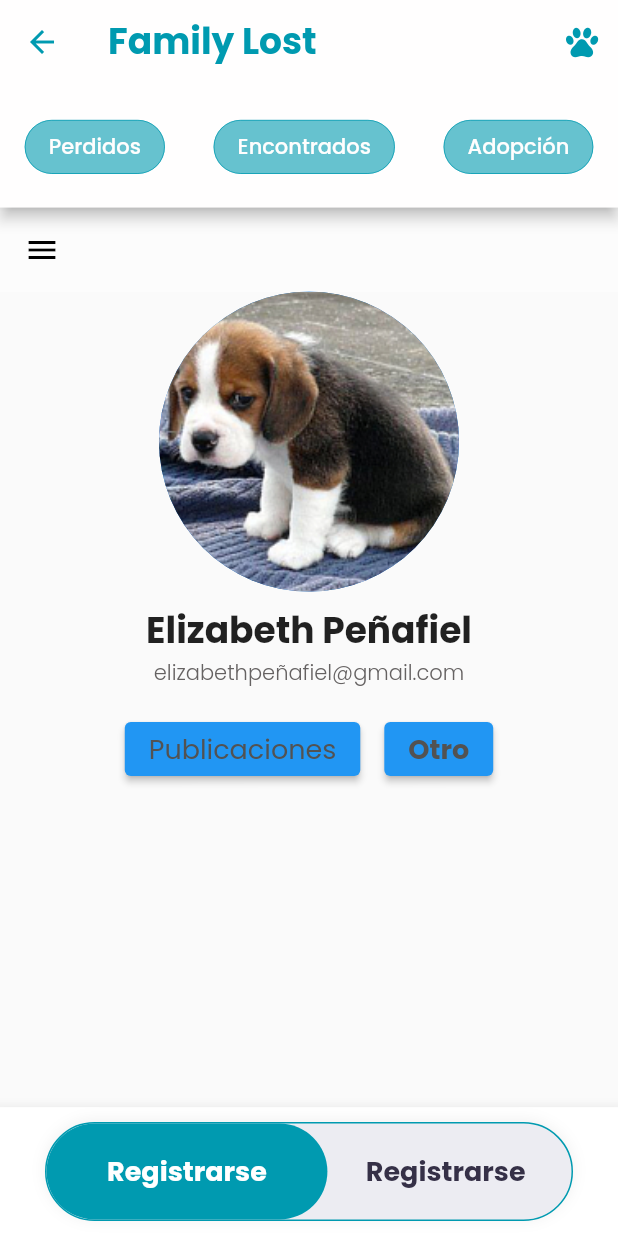
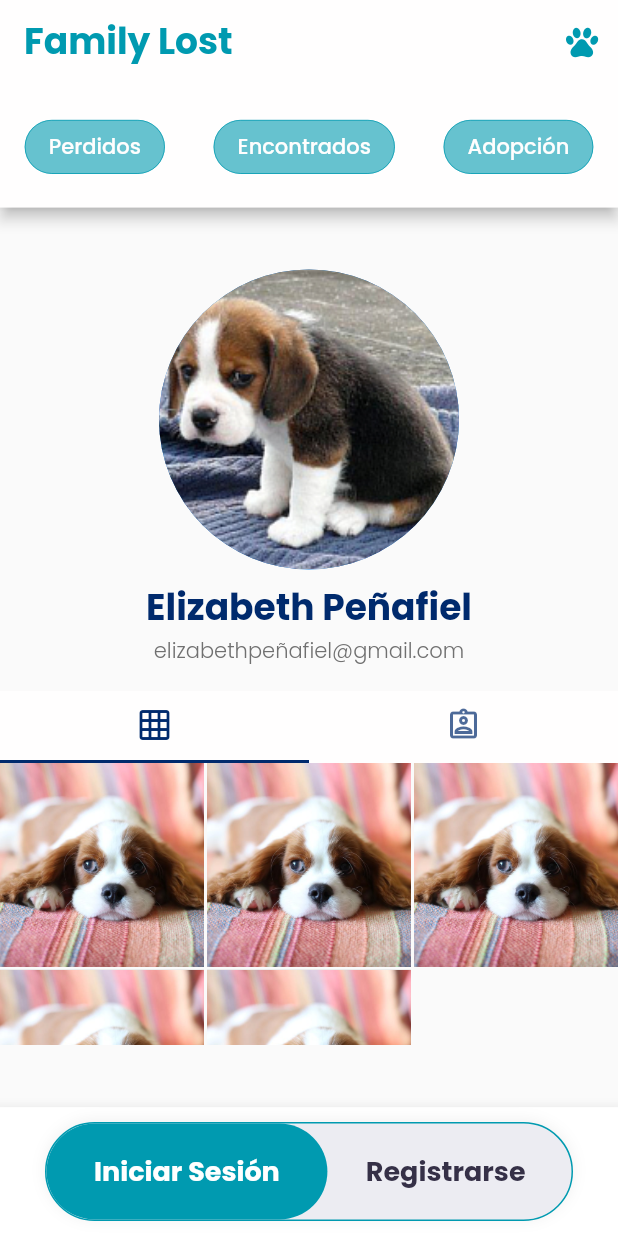
Before and after one commit to lduchi/Front-Family_Lost-FAAN, a Flutter app: the MainWrapper screen opened directly, swiped to page 4, on a phone screen of 412 x 824 dp. Run offline on Flutter 3.47's test engine with Material 2 defaults, Android fonts, the light colour scheme and no system bars; our stand-ins replace flutter_bloc, fluttertoast, google_fonts, iconly, image_picker, lottie; missing offline and left inert: material_dialogs; project files that could hold a hidden picture were left out.

Commit message:
UI changes
* TopBar - > Conditional
* New Profile View
* Menu -> Conditional
* New Color - Strings
*** TODO: Consume API for Profile

Co-Authored-By: LeninCrdva <56852007+LeninCrdva@users.noreply.github.com>

```diff
--- a/lib/pages/profile_page.dart
+++ b/lib/pages/profile_page.dart
@@ -1,32 +1,26 @@
+import 'package:familylost_faan/utilities/AssetManager/asset_manager.dart';
 import 'package:flutter/material.dart';
-import 'package:familylost_faan/profile/Menu_profile.dart';
 import 'package:familylost_faan/utilities/Colors/app_colors.dart';
-import 'package:familylost_faan/utilities/Fonts/app_fonts.dart'; // Importa la clase AppFonts
+import 'package:familylost_faan/utilities/Fonts/app_fonts.dart';
 
-class ProfilePage extends StatelessWidget {
+class ProfilePage extends StatefulWidget {
   const ProfilePage({Key? key}) : super(key: key);
 
   @override
+  _ProfilePageState createState() => _ProfilePageState();
+}
+
+class _ProfilePageState extends State<ProfilePage> {
+  @override
   Widget build(BuildContext context) {
-    final GlobalKey<ScaffoldState> _scaffoldKey = GlobalKey<ScaffoldState>();
-
+    var _deviceHeight = MediaQuery.of(context).size.height;
+    var _deviceWidth = MediaQuery.of(context).size.width;
     return Scaffold(
-      key: _scaffoldKey,
-      appBar: AppBar(
-        backgroundColor: Color.fromARGB(127, 255, 255, 255),
-        foregroundColor: Color.fromARGB(255, 0, 0, 0),
-        leading: IconButton(
-          icon: Icon(Icons.menu),
-          onPressed: () {
-            _scaffoldKey.currentState!.openDrawer();
-          },
-        ),
-        elevation: 0,
-        shadowColor: Colors.transparent,
-      ),
-      drawer: MenuProfile(),
-      body: Padding(
-        padding: const EdgeInsets.symmetric(horizontal: 20),
+      body: Container(
+        height: _deviceHeight,
+        width: _deviceWidth,
+        child: Padding(
+          padding: EdgeInsets.symmetric(vertical: _deviceHeight * 0.05),
           child: SingleChildScrollView(
             child: Center(
               child: Column(
@@ -42,6 +36,7 @@ class ProfilePage extends StatelessWidget {
                     'Elizabeth Peñafiel',
                     style: AppFonts.title.copyWith(
                       fontSize: 24,
+                      color: AppColors.activeBlueColor,
                       fontWeight: FontWeight.bold,
                     ),
                   ),
@@ -49,48 +44,84 @@ class ProfilePage extends StatelessWidget {
                     'elizabethpeñafiel@gmail.com',
                     style: AppFonts.caption.copyWith(
                       fontSize: 14,
-                    color: const Color.fromARGB(255, 101, 98, 98),
+                      color: AppColors.secondaryColor,
                     ),
                   ),
                   SizedBox(height: 16),
-                Row(
-                  mainAxisAlignment: MainAxisAlignment.center,
-                  children: [
-                    ElevatedButton(
-                      onPressed: () {
-                        // Implementar acción para 'Publicaciones'
-                      },
-                      child: Text(
-                        'Publicaciones',
-                        style: AppFonts.button.copyWith(
-                          fontSize: 18,
-                          fontWeight: FontWeight.normal,
-                          color: Color.fromARGB(255, 82, 82, 82),
-                        ),
-                      ),
-                    ),
-                    SizedBox(width: 16),
-                    ElevatedButton(
-                      onPressed: () {
-                        // Implementar acción para 'Otro'
-                      },
-                      child: Text(
-                        'Otro',
-                        style: AppFonts.button.copyWith(
-                          fontSize: 18,
-                          fontWeight: FontWeight.bold,
-                          color: Color.fromARGB(255, 82, 82, 82),
-                        ),
-                      ),
-                    ),
+                  _profileTabBar(context),
                 ],
               ),
-                SizedBox(height: 16),
-              ],
             ),
           ),
         ),
       ),
     );
   }
+
+  DefaultTabController _profileTabBar(BuildContext context) {
+    return DefaultTabController(
+      length: 2,
+      child: Column(
+        children: [
+          Container(
+            color: AppColors.secondaryMainColor,
+            child: const TabBar(
+              labelColor: AppColors.activeBlueColor,
+              indicatorColor: AppColors.activeBlueColor,
+              tabs: [
+                Tab(
+                  icon: Icon(Icons.grid_on),
+                ),
+                Tab(
+                  icon: Icon(Icons.assignment_ind_outlined),
+                ),
+              ],
+            ),
+          ),
+          SizedBox(
+            height: MediaQuery.of(context).size.height * 0.7,
+            child: const TabBarView(
+              children: [
+                _ProfileGridView(),
+                _ProfileGridView(),
+              ],
+            ),
+          ),
+        ],
+      ),
+    );
   }
+}
+
+class _ProfileGridView extends StatefulWidget {
+  const _ProfileGridView({Key? key}) : super(key: key);
+
+  @override
+  __ProfileGridViewState createState() => __ProfileGridViewState();
+}
+
+class __ProfileGridViewState extends State<_ProfileGridView> {
+  @override
+  Widget build(BuildContext context) {
+    return GridView.builder(
+      padding: EdgeInsets.zero,
+      physics: const ClampingScrollPhysics(),
+      gridDelegate: const SliverGridDelegateWithFixedCrossAxisCount(
+        crossAxisCount: 3,
+        mainAxisSpacing: 2,
+        crossAxisSpacing: 2,
+      ),
+      itemCount: 5,
+      itemBuilder: (BuildContext context, int index) {
+        //final post = 1;
+        return Container(
+          color: AppColors.secondaryColor,
+          child: Image.asset(
+            AssetManager.exampleImage,
+            fit: BoxFit.cover,
+          ),
+        );
+      },
+    );
+  }
+}
--- a/lib/utilities/Colors/app_colors.dart
+++ b/lib/utilities/Colors/app_colors.dart
@@ -10,6 +10,10 @@ class AppColors {
     * Active Buttons
   */
   static const Color secondaryColor = Color(0xFF707070);
+  /**
+   * Primary Color - Blue Color Variant
+  */
+  static const Color activeBlueColor = Color.fromARGB(255, 0, 42, 109);
   /**
    * Primary Color
    * Inactive Buttons - Text
--- a/lib/utilities/icons/app_icons.dart
+++ b/lib/utilities/icons/app_icons.dart
@@ -10,7 +10,8 @@ class AppIcons {
   static const Icon searchIcon = Icon(CupertinoIcons.search);
   static const Icon backIcon = Icon(CupertinoIcons.back);
   static const Icon closeIcon = Icon(CupertinoIcons.clear);
-  static const Icon closeIconBlack = Icon(CupertinoIcons.clear, color: AppColors.icnColor);
+  static const Icon closeIconBlack =
+      Icon(CupertinoIcons.clear, color: AppColors.icnColor);
   static const Icon editIcon = Icon(CupertinoIcons.pencil);
   static const Icon deleteIcon = Icon(CupertinoIcons.delete);
   static const Icon cameraIcon = Icon(CupertinoIcons.camera);
@@ -22,6 +23,7 @@ class AppIcons {
   static const Icon profileIcon = Icon(CupertinoIcons.person);
   static const Icon notificationIcon = Icon(CupertinoIcons.bell);
   static const Icon notificationIconFill = Icon(CupertinoIcons.bell_fill);
-  static const Icon whatsAppIcon = Icon(CupertinoIcons.arrow_turn_up_right); //Change this icon to the WhatsApp icon
+  static const Icon whatsAppIcon = Icon(CupertinoIcons
+      .arrow_turn_up_right); //Change this icon to the WhatsApp icon
   static const Icon dogAppIcon = Icon(CupertinoIcons.paw);
 }
--- a/lib/utilities/texts/app_strings.dart
+++ b/lib/utilities/texts/app_strings.dart
@@ -14,6 +14,10 @@ class AppStrings {
   static const String labelDescription = 'Descripción';
   static const String labelContact = 'Contactar';
   static const String labelLocation = 'Ubicación';
+  static const String posts = 'Publicaciones';
+  static const String other = 'Otro';
+  static const String login = 'Iniciar Sesión';
+
   //Text for labels in navigation
   static const String navigationHome = 'Inicio';
   static const String navigationProfile = 'Perfil';
@@ -32,7 +36,6 @@ class AppStrings {
   static const String hintSearch = 'Buscar...';
 
   //Text for buttons
-  static const String buttonLogin = 'Iniciar Sesión';
   static const String buttonRegister = 'Registrarse';
   static const String buttonLogout = 'Cerrar Sesión';
   static const String buttonSend = 'Enviar';
```
Also changed, not shown: lib/profile/Menu_profile.dart (+81 -11 lines), lib/widgets/main_wrapper.dart (+16 -28 lines). Lines whose indentation alone changed are shown as unchanged.
